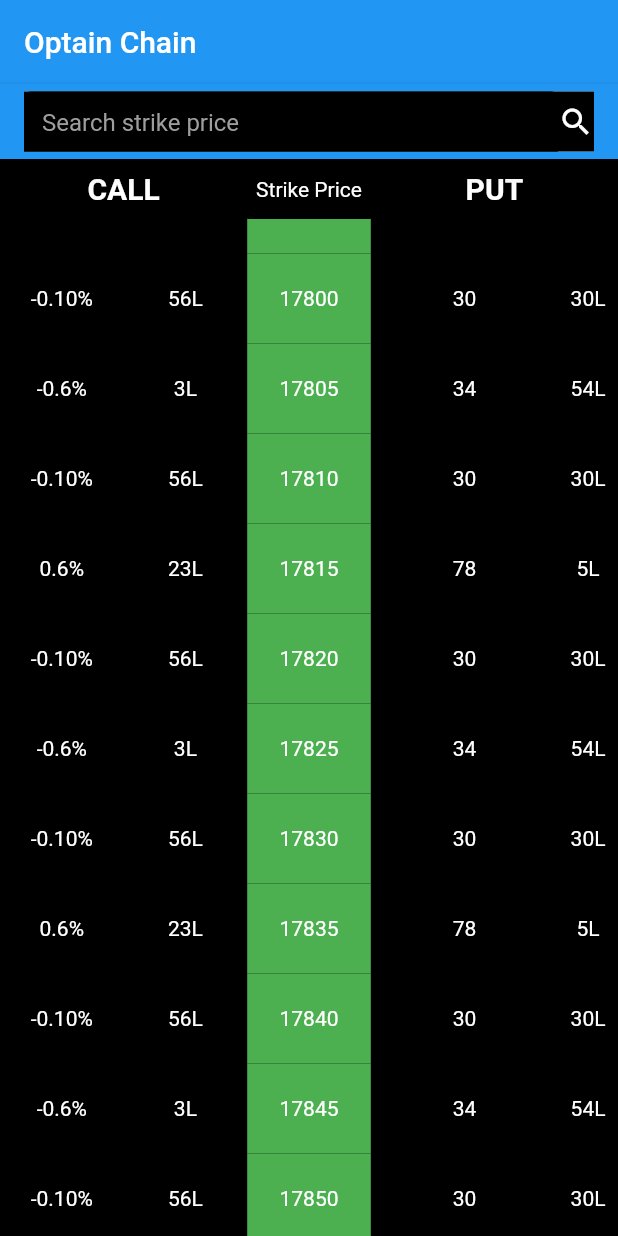
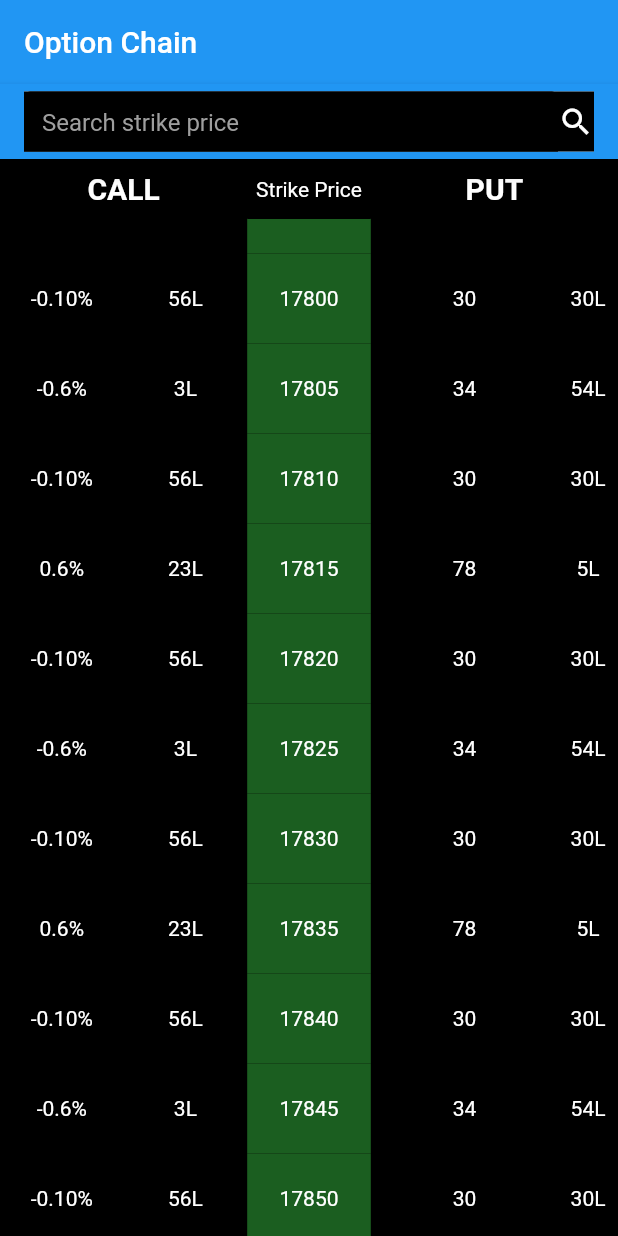
Before and after one commit to Manibharathi-msil/Optain-Chain-Task, a Flutter app: the screen it shows after launch, scrolled down 576 dp, on a phone screen of 412 x 824 dp. Run offline on Flutter 3.47's test engine with Material 2 defaults, Android fonts, the phone set to English and light mode, and no system bars; our stand-ins replace equatable, flutter_bloc.

Commit message:
Option chain evaluation task

```diff
--- a/lib/constants/constant.dart
+++ b/lib/constants/constant.dart
@@ -1,6 +1,6 @@
 
 class Strings {
-  static const String title = "Optain Chain";
+  static const String title = "Option Chain";
   static const String search = "Search strike price";
   static const String put = "put";
   static const String call = "call";
--- a/lib/home_screen.dart
+++ b/lib/home_screen.dart
@@ -22,12 +22,10 @@ class MyHomePage extends StatefulWidget {
 class _MyHomePageState extends State<MyHomePage> {
   int positionIndex= -1;
   var searchedValue='';
-  bool onfirstScroll = true;
   double height = 0;
   OptionChainBloc optionChainBloc = OptionChainBloc(Response());
   ValueNotifier<int> firstVisibleItem = ValueNotifier<int>(0);
   ValueNotifier<int> lastVisibleItem = ValueNotifier<int>(0);
-  ValueNotifier<int> strikeIndex = ValueNotifier<int>(0);
 
   @override
   void initState() {
@@ -73,7 +71,7 @@ class _MyHomePageState extends State<MyHomePage> {
                child: Text(values.elementAt(index),
                    style: const TextStyle(color: Colors.white)),
              ),
-             if((type == Strings.strike) && index != positionIndex)
+             if((type == Strings.strike) && index != positionIndex )
              Container(
                alignment: Alignment.center,
                width: MediaQuery.of(context).size.width / 3.3,
@@ -99,7 +97,6 @@ class _MyHomePageState extends State<MyHomePage> {
   }
 
   Widget getheaderWidget(bool isMatching , String value , bg){
-    print('isMatching$isMatching and value$value');
     if(isMatching) {
       return Stack(
         alignment: Alignment.center,
@@ -227,7 +224,8 @@ class _MyHomePageState extends State<MyHomePage> {
                                          // suffixIcon: Icon(Icons.search),suffixIconColor: Colors.white),
                                     ),
                                   ),
-                                  Icon(Icons.search, color: Colors.white,)
+
+                                  const Icon(Icons.search, color: Colors.white,)
                                 ],
                               ),
                             );
@@ -268,16 +266,6 @@ class _MyHomePageState extends State<MyHomePage> {
     firstVisibleItem.value =
         (((scrollOffset)) / (scrollRange + (viewportHeight)) * itemCount)
             .floor();
-    if (onfirstScroll) {
-      _controller.animateTo(
-          (height *
-              (strikeIndex.value -
-                  (((firstVisibleItem.value + lastVisibleItem.value) / 2))))
-              .toDouble(),
-          duration: const Duration(seconds: 1),
-          curve: Curves.easeInExpo);
-      onfirstScroll = false;
-    }
   }
 
 
@@ -303,7 +291,7 @@ class _MyHomePageState extends State<MyHomePage> {
             Column(
               crossAxisAlignment: CrossAxisAlignment.start,
               children:
-              _buildCells(Colors.green, option, Strings.strike, 0),
+              _buildCells(Colors.green[900]!, option, Strings.strike, 0),
             ),
             Flexible(
               child: SingleChildScrollView(
@@ -326,7 +314,7 @@ class _MyHomePageState extends State<MyHomePage> {
     return ValueListenableBuilder<int>(
         valueListenable: lastVisibleItem,
         builder: (context, value, _) {
-          if (value < positionIndex && value !=0) {
+          if (value <= positionIndex && value !=0 && searchedValue.isNotEmpty) {
             return Container(
               decoration: BoxDecoration(
                   borderRadius: BorderRadius.circular(30.0),
@@ -347,7 +335,7 @@ class _MyHomePageState extends State<MyHomePage> {
     return ValueListenableBuilder<int>(
         valueListenable: firstVisibleItem,
         builder: (context, value, _) {
-          if (value >= positionIndex && value != 0 && positionIndex != -1) {
+          if (value >= positionIndex && value != 0 && positionIndex != -1 && searchedValue.isNotEmpty) {
             return Container(
               decoration: BoxDecoration(
                   borderRadius: BorderRadius.circular(30.0),
```
